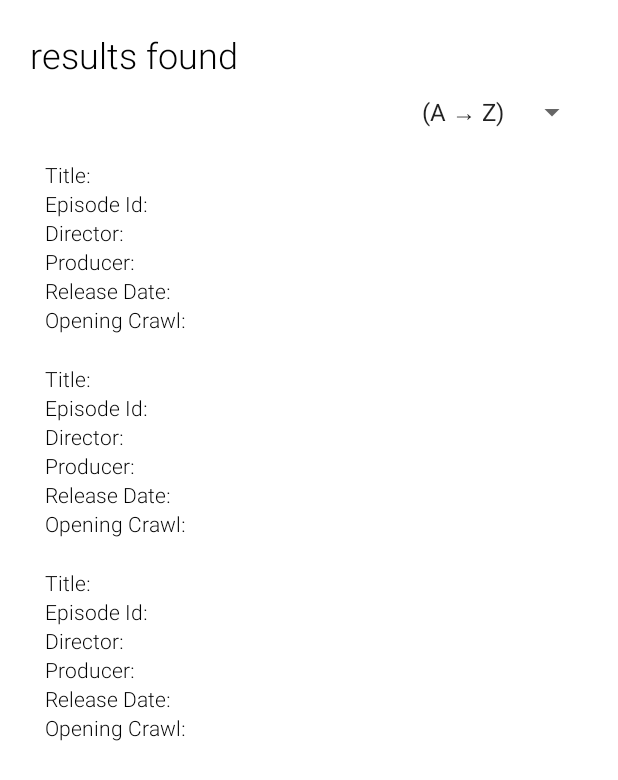
After one commit to neomistletoe/uktv-task, an Android app built with Jetpack Compose: the layout activity_result.xml on its own in the app's theme, with its tools: preview values and no code run, on a phone screen of 412 x 824 dp. The commit adds this screen. Shown: the top 780 px of the screen. Run offline under Robolectric (Android 15) with nearby library versions, the phone set to English and light mode, and no system bars.

Commit message:
FEAT: Add search functionality and results screen

```diff
--- /dev/null
+++ b/app/src/main/res/layout/activity_result.xml
@@ -0,0 +1,42 @@
+<?xml version="1.0" encoding="utf-8"?>
+<androidx.constraintlayout.widget.ConstraintLayout xmlns:android="http://schemas.android.com/apk/res/android"
+    xmlns:app="http://schemas.android.com/apk/res-auto"
+    xmlns:tools="http://schemas.android.com/tools"
+    android:layout_width="match_parent"
+    android:layout_height="match_parent"
+    android:padding="20dp"
+    tools:context=".ui.result.ResultActivity">
+
+    <TextView
+        android:id="@+id/text_title"
+        android:layout_width="wrap_content"
+        android:layout_height="wrap_content"
+        android:fontFamily="sans-serif-light"
+        android:textColor="@color/black"
+        android:textSize="24sp"
+        app:layout_constraintStart_toStartOf="parent"
+        app:layout_constraintTop_toTopOf="parent"
+        tools:text="results found" />
+
+    <Spinner
+        android:id="@+id/spinner"
+        android:layout_width="wrap_content"
+        android:layout_height="wrap_content"
+        android:layout_marginTop="10dp"
+        android:entries="@array/sort_options"
+        app:layout_constraintEnd_toEndOf="parent"
+        app:layout_constraintTop_toBottomOf="@id/text_title" />
+
+    <androidx.recyclerview.widget.RecyclerView
+        android:id="@+id/recycler_results"
+        android:layout_width="match_parent"
+        android:layout_height="0dp"
+        android:layout_marginTop="10dp"
+        app:layoutManager="androidx.recyclerview.widget.LinearLayoutManager"
+        app:layout_constraintBottom_toBottomOf="parent"
+        app:layout_constraintStart_toStartOf="parent"
+        app:layout_constraintEnd_toEndOf="parent"
+        app:layout_constraintTop_toBottomOf="@id/spinner"
+        tools:listitem="@layout/item_film" />
+
+</androidx.constraintlayout.widget.ConstraintLayout>
--- /dev/null
+++ b/app/src/main/res/layout/item_film.xml
@@ -0,0 +1,75 @@
+<?xml version="1.0" encoding="utf-8"?>
+<androidx.constraintlayout.widget.ConstraintLayout xmlns:android="http://schemas.android.com/apk/res/android"
+    xmlns:app="http://schemas.android.com/apk/res-auto"
+    xmlns:tools="http://schemas.android.com/tools"
+    android:layout_width="match_parent"
+    android:layout_height="wrap_content"
+    android:padding="10dp">
+
+    <TextView
+        android:id="@+id/text_title"
+        android:layout_width="wrap_content"
+        android:layout_height="wrap_content"
+        android:fontFamily="sans-serif-light"
+        android:textColor="@color/black"
+        android:textSize="14sp"
+        app:layout_constraintStart_toStartOf="parent"
+        app:layout_constraintTop_toTopOf="parent"
+        tools:text="Title: " />
+
+    <TextView
+        android:id="@+id/text_episode_id"
+        android:layout_width="0dp"
+        android:layout_height="wrap_content"
+        android:fontFamily="sans-serif-light"
+        android:textColor="@color/black"
+        android:textSize="14sp"
+        app:layout_constraintStart_toStartOf="parent"
+        app:layout_constraintTop_toBottomOf="@id/text_title"
+        tools:text="Episode Id: " />
+
+    <TextView
+        android:id="@+id/text_director"
+        android:layout_width="0dp"
+        android:layout_height="wrap_content"
+        android:fontFamily="sans-serif-light"
+        android:textColor="@color/black"
+        android:textSize="14sp"
+        app:layout_constraintStart_toStartOf="parent"
+        app:layout_constraintTop_toBottomOf="@id/text_episode_id"
+        tools:text="Director: " />
+
+    <TextView
+        android:id="@+id/text_producer"
+        android:layout_width="0dp"
+        android:layout_height="wrap_content"
+        android:fontFamily="sans-serif-light"
+        android:textColor="@color/black"
+        android:textSize="14sp"
+        app:layout_constraintStart_toStartOf="parent"
+        app:layout_constraintTop_toBottomOf="@id/text_director"
+        tools:text="Producer: " />
+
+    <TextView
+        android:id="@+id/text_release_date"
+        android:layout_width="0dp"
+        android:layout_height="wrap_content"
+        android:fontFamily="sans-serif-light"
+        android:textColor="@color/black"
+        android:textSize="14sp"
+        app:layout_constraintStart_toStartOf="parent"
+        app:layout_constraintTop_toBottomOf="@id/text_producer"
+        tools:text="Release Date: " />
+
+    <TextView
+        android:id="@+id/text_opening_crawl"
+        android:layout_width="0dp"
+        android:layout_height="wrap_content"
+        android:fontFamily="sans-serif-light"
+        android:textColor="@color/black"
+        android:textSize="14sp"
+        app:layout_constraintStart_toStartOf="parent"
+        app:layout_constraintTop_toBottomOf="@id/text_release_date"
+        tools:text="Opening Crawl: " />
+
+</androidx.constraintlayout.widget.ConstraintLayout>
--- a/app/src/main/res/values/themes.xml
+++ b/app/src/main/res/values/themes.xml
@@ -1,5 +1,5 @@
 <?xml version="1.0" encoding="utf-8"?>
 <resources>
 
-    <style name="Theme.UKTVTask" parent="android:Theme.Material.Light.NoActionBar" />
+    <style name="Theme.UKTVTask" parent="Theme.MaterialComponents.Light.NoActionBar" />
 </resources>
```
Also changed, not shown: app/build.gradle.kts (+15 -0 lines), app/src/main/AndroidManifest.xml (+7 -4 lines), app/src/main/java/com/mistletoe/uktvtask/MainActivity.kt (deleted, +0 -47 lines), app/src/main/java/com/mistletoe/uktvtask/data/model/Film.kt (added, +12 -0 lines), app/src/main/java/com/mistletoe/uktvtask/data/model/Transportation.kt (added, +14 -0 lines), app/src/main/java/com/mistletoe/uktvtask/data/service/StarWarsService.kt (added, +20 -0 lines), app/src/main/java/com/mistletoe/uktvtask/ui/main/MainActivity.kt (added, +125 -0 lines), app/src/main/java/com/mistletoe/uktvtask/ui/result/ResultActivity.kt (added, +91 -0 lines), app/src/main/java/com/mistletoe/uktvtask/ui/result/ResultListAdapter.kt (added, +85 -0 lines), app/src/main/res/layout/activity_main.xml (added, +41 -0 lines), app/src/main/res/layout/item_transportation.xml (added, +97 -0 lines), app/src/main/res/values/strings.xml (+20 -0 lines), gradle/libs.versions.toml (+18 -0 lines).
